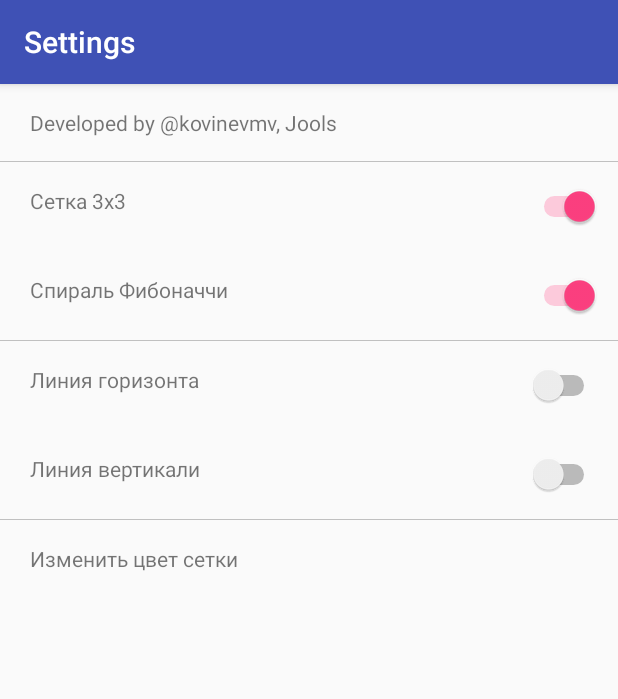
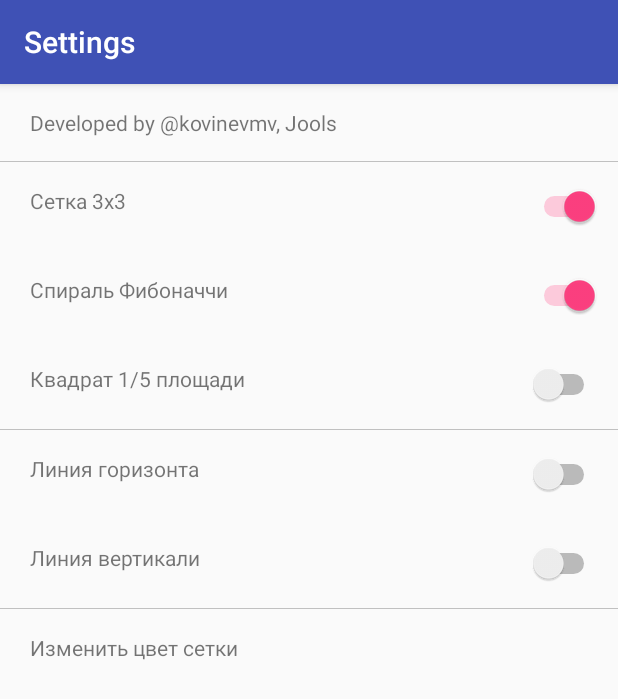
Before and after one commit to moevm/mse_photographer_assistant, an Android app: the SettingsActivity screen opened directly, with no data from a screen before it, after a tap on an icon or button, on a phone screen of 412 x 824 dp. Shown: the top 699 px of the screen. Run offline under Robolectric (Android 15) with nearby library versions, the phone set to English and light mode, and no system bars; 1 other tap on this screen came first.

Commit message:
#4 Added 1/5 square grid
- Добавлен центрированный квадрат или прямоугольник (в зависимости от формата экрана), занимающий 1/5 площади экрана

```diff
--- a/app/src/main/java/com/leti/progin6304/cameraphotographerassistant/MainActivity.kt
+++ b/app/src/main/java/com/leti/progin6304/cameraphotographerassistant/MainActivity.kt
@@ -2,16 +2,13 @@ package com.leti.progin6304.cameraphotographerassistant
 
 
 import android.Manifest
-import android.content.Context
 import android.content.Intent
-import android.content.SharedPreferences
 import android.content.pm.PackageManager
 import android.os.Bundle
 import android.support.v4.app.ActivityCompat
 import android.support.v4.content.ContextCompat
 import android.support.v7.app.AppCompatActivity
 import android.view.WindowManager
-import android.widget.Toast
 import kotlinx.android.synthetic.main.activity_main.*
 
 
--- a/app/src/main/java/com/leti/progin6304/cameraphotographerassistant/SettingsActivity.kt
+++ b/app/src/main/java/com/leti/progin6304/cameraphotographerassistant/SettingsActivity.kt
@@ -54,6 +54,7 @@ class SettingsActivity : AppCompatActivity() {
         pref = getSharedPreferences("MY_SETTINGS", Context.MODE_PRIVATE)
         switchGridRectangle3x3.isChecked = pref.getInt("isSwitchGridRectangle3x3", 0).toBoolean()
         switchGridFib.isChecked = pref.getInt("isSwitchGridFib", 0).toBoolean()
+        switchGridSquare.isChecked = pref.getInt("isSwitchGridSquare", 0).toBoolean()
         switchHorizLine.isChecked = pref.getInt("isSwitchHorizLine", 0).toBoolean()
         switchVertLine.isChecked = pref.getInt("isSwitchVertLine", 0).toBoolean()
 
@@ -66,6 +67,9 @@ class SettingsActivity : AppCompatActivity() {
         }
         switchGridFib.setOnClickListener {
             launchSwitchGridFib()
+        }
+        switchGridSquare.setOnClickListener{
+            launchSwitchGridSquare()
         }
         switchHorizLine.setOnClickListener{
             launchSwitchHorizLine()
@@ -87,6 +91,15 @@ class SettingsActivity : AppCompatActivity() {
     // Обновление информации отображения сетки Фибоначчи
     private fun launchSwitchGridFib(){
         if (switchGridFib.isChecked){
+            switchHorizLine.isChecked = false
+            switchVertLine.isChecked = false
+        }
+        updatePref()
+    }
+
+    // Обновление информации отображения сетки 1/5 площади
+    private fun launchSwitchGridSquare(){
+        if (switchGridSquare.isChecked){
             switchHorizLine.isChecked = false
             switchVertLine.isChecked = false
         }
@@ -117,6 +130,7 @@ class SettingsActivity : AppCompatActivity() {
         val editor = pref.edit()
         editor.putInt("isSwitchGridRectangle3x3", switchGridRectangle3x3.isChecked.toInt())
         editor.putInt("isSwitchGridFib",  switchGridFib.isChecked.toInt())
+        editor.putInt("isSwitchGridSquare", switchGridSquare.isChecked.toInt())
         editor.putInt("isSwitchHorizLine", switchHorizLine.isChecked.toInt())
         editor.putInt("isSwitchVertLine", switchVertLine.isChecked.toInt())
         editor.apply()
--- a/app/src/main/java/com/leti/progin6304/cameraphotographerassistant/States.kt
+++ b/app/src/main/java/com/leti/progin6304/cameraphotographerassistant/States.kt
@@ -9,5 +9,5 @@ enum class CAMERA_TYPE{
 }
 
 enum class GRID_TYPE{
-    GRID3X3, GRID2X2, GRIDFIB
+    GRID3X3, GRIDSQUARE, GRIDFIB
 }
--- a/app/src/main/res/layout/activity_settings.xml
+++ b/app/src/main/res/layout/activity_settings.xml
@@ -99,6 +99,32 @@
                 android:layout_centerVertical="true" />
         </RelativeLayout>
 
+        <RelativeLayout
+            android:layout_width="match_parent"
+            android:layout_height="wrap_content"
+            android:paddingBottom="16dp"
+            android:paddingLeft="12dp"
+            android:paddingRight="12dp"
+            android:paddingTop="16dp">
+
+            <TextView
+                android:id="@+id/textForSwitchGridSquare"
+                android:layout_width="match_parent"
+                android:layout_height="wrap_content"
+                android:clickable="false"
+                android:paddingStart="8dp"
+                android:paddingLeft="8dp"
+                android:text="Квадрат 1/5 площади" />
+
+            <Switch
+                android:id="@+id/switchGridSquare"
+                android:layout_width="wrap_content"
+                android:layout_height="wrap_content"
+                android:layout_alignParentEnd="true"
+                android:gravity="left"
+                android:layout_centerVertical="true" />
+        </RelativeLayout>
+
         <View
             android:id="@+id/shutter_divider2"
             android:layout_width="match_parent"
```
Also changed, not shown: app/src/main/java/com/leti/progin6304/cameraphotographerassistant/CameraPreview.kt (+3 -4 lines), app/src/main/java/com/leti/progin6304/cameraphotographerassistant/Grid.kt (+25 -4 lines).
